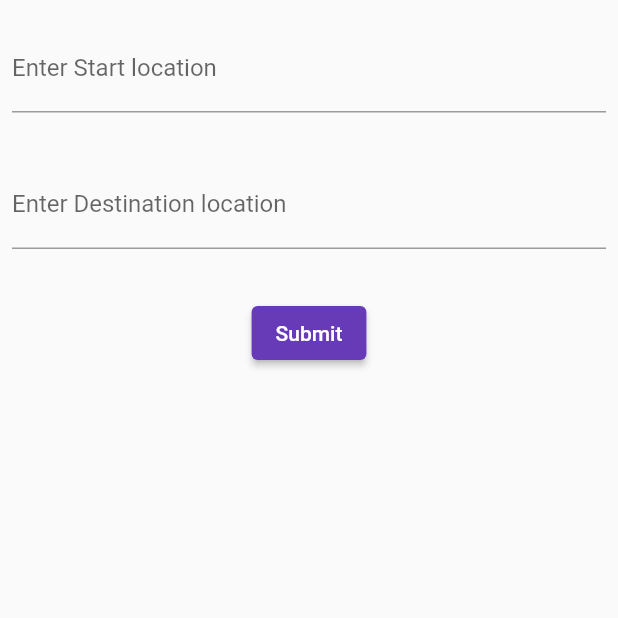
After one commit to vamshimaroju/TravelMithra, a Flutter app: the screen it shows after launch, after a tap on "Train", on a phone screen of 412 x 824 dp, the top half of it. The commit adds this screen. Run offline on Flutter 3.47's test engine with Material 2 defaults, Android fonts, the phone set to English and light mode, and no system bars.

Commit message:
added route page

```diff
--- a/lib/home_page.dart
+++ b/lib/home_page.dart
@@ -3,6 +3,7 @@ import 'dart:convert';
 
 import 'package:flutter/material.dart';
 import 'package:travel_mitra/components/custom_button.dart';
+import 'package:travel_mitra/utilities/btn_function.dart';
 
 class HomePage extends StatefulWidget{
   @override
@@ -31,7 +32,7 @@ class HomePageState extends State<HomePage>{
 
     menuList.forEach((btnDtls){
       print (btnDtls["btnText"]);
-      btnColumns.add(CustomElevatedBtn(btnText: btnDtls["btnText"], btnFunction: _getBtnFunction(btnDtls["btnFunction"])));
+      btnColumns.add(CustomElevatedBtn(btnText: btnDtls["btnText"], btnFunction: _getBtnFunction(btnDtls["btnFunction"],context)));
     });
 
 
@@ -53,10 +54,11 @@ class HomePageState extends State<HomePage>{
 
 // Custom function for the button execution while pressed on the screen
 
-Object _getBtnFunction(functionType){
+Object _getBtnFunction(functionType,BuildContext context){
+    BtnFunction fncts = new BtnFunction();
 
     if(functionType == "trainFunction")
-      return ()=>_btnFunction("train");
+      return ()=> fncts.trainPageFn(context);
     else if(functionType == "busFunction")
       return ()=>_btnFunction("bus");
     else
--- /dev/null
+++ b/lib/pages/route_page.dart
@@ -0,0 +1,71 @@
+import 'package:flutter/material.dart';
+import 'dart:developer' as developer;
+
+class RoutePage extends StatefulWidget{
+  @override
+  State<StatefulWidget> createState() =>RoutePageState();
+}
+
+class RoutePageState extends State<RoutePage>{
+
+  final _formKey = GlobalKey<FormState>();
+
+  @override
+  Widget build(BuildContext context) {
+
+    return Material(
+      child: Form(
+        key: _formKey,
+        child: Column(
+          children: <Widget>[
+            const Padding(
+              padding: EdgeInsets.symmetric(horizontal: 8, vertical: 16),
+              child: TextField(
+              decoration:  InputDecoration(
+                border: UnderlineInputBorder(),
+                labelText: "Enter Start location"
+              )
+            ) ,
+            ),
+            const Padding(padding: EdgeInsets.symmetric(horizontal: 8,vertical: 16),
+              child: TextField(
+              decoration:  InputDecoration(
+                border: UnderlineInputBorder(),
+                labelText: "Enter Destination location"
+              ),
+            ),
+            ),
+            Padding(
+              padding: EdgeInsets.symmetric(horizontal: 8,vertical: 16),
+              child: ElevatedButton(
+                onPressed: _submitForm,
+                child: Text("Submit")
+                ),
+            )
+          ],
+        ),
+      )
+    );
+  }
+
+  _submitForm(){
+    print("in submitForm");
+    print(_formKey.currentState);
+    if(_formKey.currentState!.validate()){
+      print("inside if condition");
+      return ScaffoldMessenger.of(context).showSnackBar(
+        const SnackBar(content: Text("Processing Data"))
+      );
+    }
+  }
+
+  _validateFields(String fieldName, String? value){
+    print("value $value");
+    var bolval = value == null || value.isEmpty;
+    developer.log("condition $bolval");
+    if(value == null || value.isEmpty){
+      return "Please enter $fieldName location";
+    }
+    return null;
+  }
+}
--- /dev/null
+++ b/lib/utilities/btn_function.dart
@@ -0,0 +1,9 @@
+import 'package:flutter/material.dart';
+import 'package:travel_mitra/pages/route_page.dart';
+
+class BtnFunction {
+
+  void trainPageFn(BuildContext context){
+    Navigator.push(context, MaterialPageRoute(builder: (context)=> RoutePage()));
+  }
+}
```
